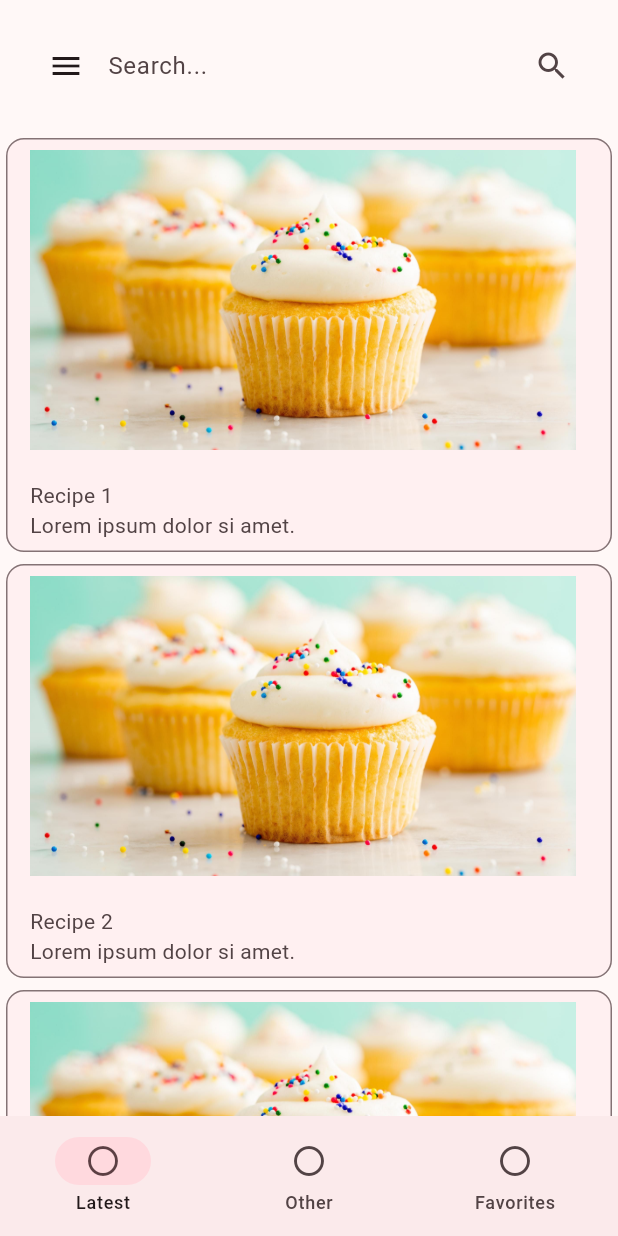
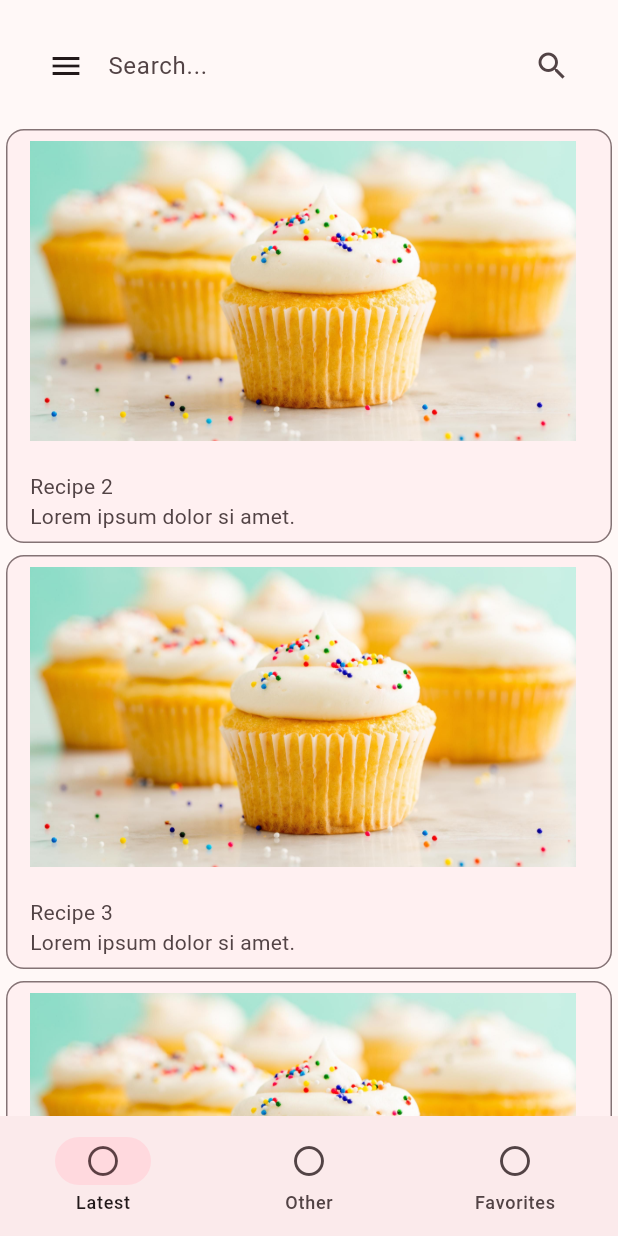
Before and after one commit to hdfhtt/CupCakeLab, a Flutter app: the screen it shows after launch, on a phone screen of 412 x 824 dp. Run offline on Flutter 3.47's test engine with Material 2 defaults, Android fonts, the phone set to English and light mode, and no system bars.

Commit message:
Fixed search bar position

```diff
--- a/lib/main.dart
+++ b/lib/main.dart
@@ -29,17 +29,39 @@ class HomeScreen extends StatefulWidget {
 }
 
 class _HomeScreenState extends State<HomeScreen> {
-  final recipes = List<String>.generate(100, (index) => 'Recipe ${index + 1}');
+  final recipes = List<String>.generate(10, (index) => 'Recipe ${index + 1}');
 
   @override
   Widget build(BuildContext context) {
     return Scaffold(
-      body: Column(
-        mainAxisAlignment: MainAxisAlignment.start,
+      body: Stack(
         children: [
+          Flex(
+            direction: Axis.vertical,
+            children: [
+              Expanded(
+                child: ListView.builder(
+                  itemCount: recipes.length,
+                  itemBuilder: (context, index) {
+                    final recipe = recipes[index];
+
+                    if (index == 0) {
+                      /* Create first item as padding */
+                      return const SizedBox(height: 82.0);
+                    } else {
+                      return RecipeCard(
+                        name: recipe,
+                        description: 'Lorem ipsum dolor si amet.'
+                      );
+                    }
+                  },
+                ),
+              ),
+            ],
+          ),
           SafeArea(
             child: Container(
-              padding: const EdgeInsets.all(16.0),
+              margin: const EdgeInsets.all(16.0),
               child: SearchBar(
                 backgroundColor: MaterialStateColor.resolveWith(
                   (states) => Theme.of(context).colorScheme.background
@@ -50,25 +72,12 @@ class _HomeScreenState extends State<HomeScreen> {
                 leading: const Icon(Icons.menu),
                 hintText: 'Search...',
                 padding: MaterialStateProperty.all<EdgeInsets>(
-                    const EdgeInsets.symmetric(horizontal: 16.0)
+                  const EdgeInsets.symmetric(horizontal: 16.0)
                 ),
                 trailing: const [
                   Icon(Icons.search),
                 ],
               ),
-            ),
-          ),
-          // TODO: Create a list view of RecipeCard widgets.
-          Expanded(
-            child: ListView.builder(
-              itemCount: recipes.length,
-              itemBuilder: (context, index) {
-                final recipe = recipes[index];
-                return RecipeCard(
-                  name: recipe,
-                  description: 'Lorem ipsum dolor si amet.'
-                );
-              },
             ),
           ),
         ],
```
